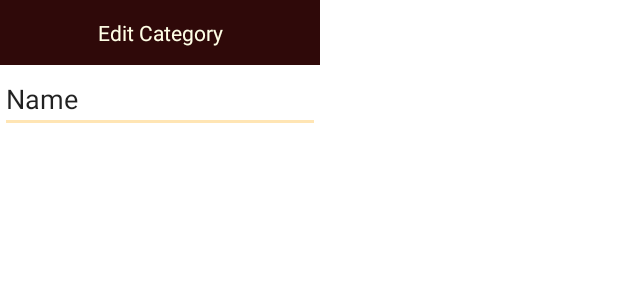
After one commit to dnloop/NoteApp, an Android app: the layout dialog_category_editor.xml on its own in the app's theme, with its tools: preview values and no code run, on a phone screen of 412 x 824 dp. The commit adds this screen. Shown: the top 300 px of the screen. Run offline under Robolectric (Android 15) with nearby library versions, the phone set to English and light mode, and no system bars.

Commit message:
Added category dialog editor.

```diff
--- /dev/null
+++ b/app/src/main/res/layout/dialog_category_editor.xml
@@ -0,0 +1,25 @@
+<?xml version="1.0" encoding="utf-8"?>
+<LinearLayout xmlns:android="http://schemas.android.com/apk/res/android"
+    android:layout_width="wrap_content"
+    android:layout_height="wrap_content"
+    android:orientation="vertical">
+
+    <TextView
+        android:id="@+id/header"
+        android:layout_width="match_parent"
+        android:layout_height="wrap_content"
+        android:background="@color/primaryColor"
+        android:padding="12dp"
+        android:text="@string/edit_category"
+        android:textAlignment="center"
+        android:textColor="@color/secondaryLightColor" />
+
+    <EditText
+        android:id="@+id/editText"
+        android:layout_width="match_parent"
+        android:layout_height="wrap_content"
+        android:ems="10"
+        android:importantForAutofill="no"
+        android:inputType="textPersonName"
+        android:text="@string/text_name" />
+</LinearLayout>
--- a/app/src/main/res/values/strings.xml
+++ b/app/src/main/res/values/strings.xml
@@ -44,4 +44,6 @@
     <string name="selected_tags">Selected Tags</string>
     <string name="all_tags">All Tags</string>
     <string name="insert_category">Insert Category</string>
+    <string name="edit_category">Edit Category</string>
+    <string name="text_name">Name</string>
 </resources>
```
Also changed, not shown: 1 other file.
